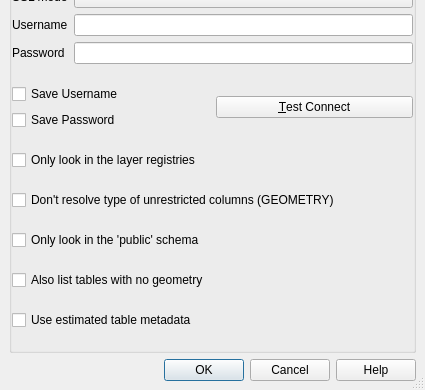
First picture: the form in src/ui/qgspgnewconnectionbase.ui, repository qgis/QGIS, before the edit; both pictures show x 0 to 425 and y 209 to 599 of the 425 by 599 pixel window.
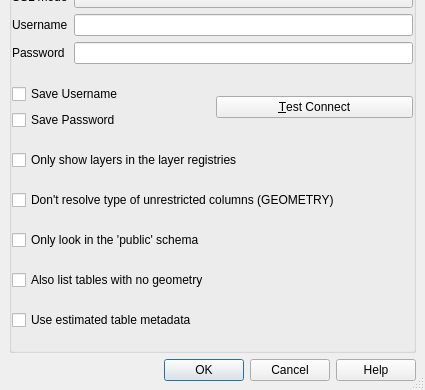
Second picture: the form after the edit.

Commit message:
Reword "Only look in the layer registries" option
The wording was confusing in that real table scans can still be
performed when the srid or type in the registries are found to
be unconstrained. The real effect of the option is to _hide_
layers which are not in the registries.

Fix #8730

```diff
--- a/src/ui/qgspgnewconnectionbase.ui
+++ b/src/ui/qgspgnewconnectionbase.ui
@@ -205,7 +205,7 @@
          <string>Restricts the displayed tables to those that are found in the layer registries (geometry_columns, geography_columns, topology.layer). This can speed up the initial display of spatial tables.</string>
         </property>
         <property name="text">
-         <string>Only look in the layer registries</string>
+         <string>Only show layers in the layer registries</string>
         </property>
        </widget>
       </item>
```
